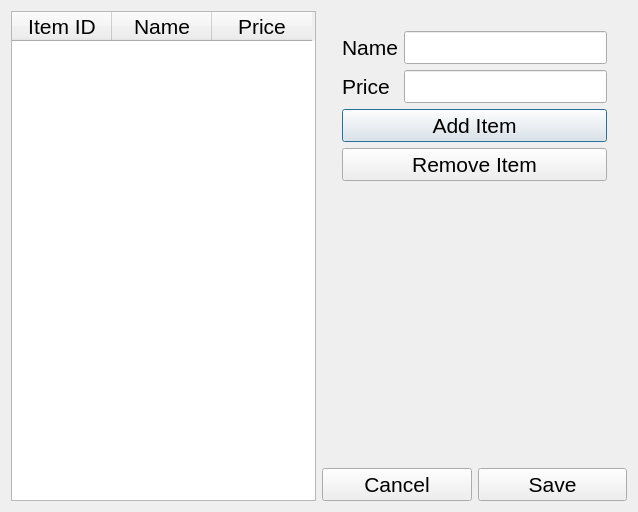
Before: the Qt Designer form src/windows/ui/EditItemsDialog.ui in 1icolo/AUPay, drawn with Qt 5.
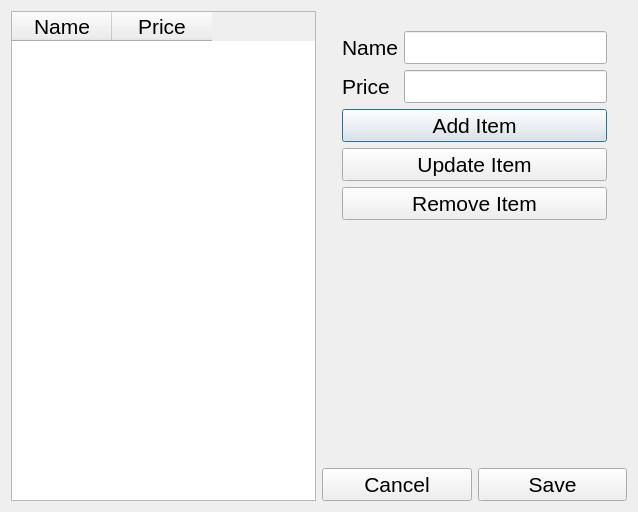
After: the same form once the commit is applied.

Diff of the .ui file:
```diff
--- a/src/windows/ui/EditItemsDialog.ui
+++ b/src/windows/ui/EditItemsDialog.ui
@@ -94,6 +94,19 @@
        </property>
       </widget>
      </item>
+     <item>
+      <widget class="QPushButton" name="updateItemButton">
+       <property name="font">
+        <font>
+         <family>Segoe UI</family>
+         <pointsize>16</pointsize>
+        </font>
+       </property>
+       <property name="text">
+        <string>Update Item</string>
+       </property>
+      </widget>
+     </item>
      <item>
       <widget class="QPushButton" name="removeItemButton">
        <property name="font">
@@ -139,11 +152,6 @@
      <property name="selectionBehavior">
       <enum>QAbstractItemView::SelectRows</enum>
      </property>
-     <column>
-      <property name="text">
-       <string>Item ID</string>
-      </property>
-     </column>
      <column>
       <property name="text">
        <string>Name</string>
```
